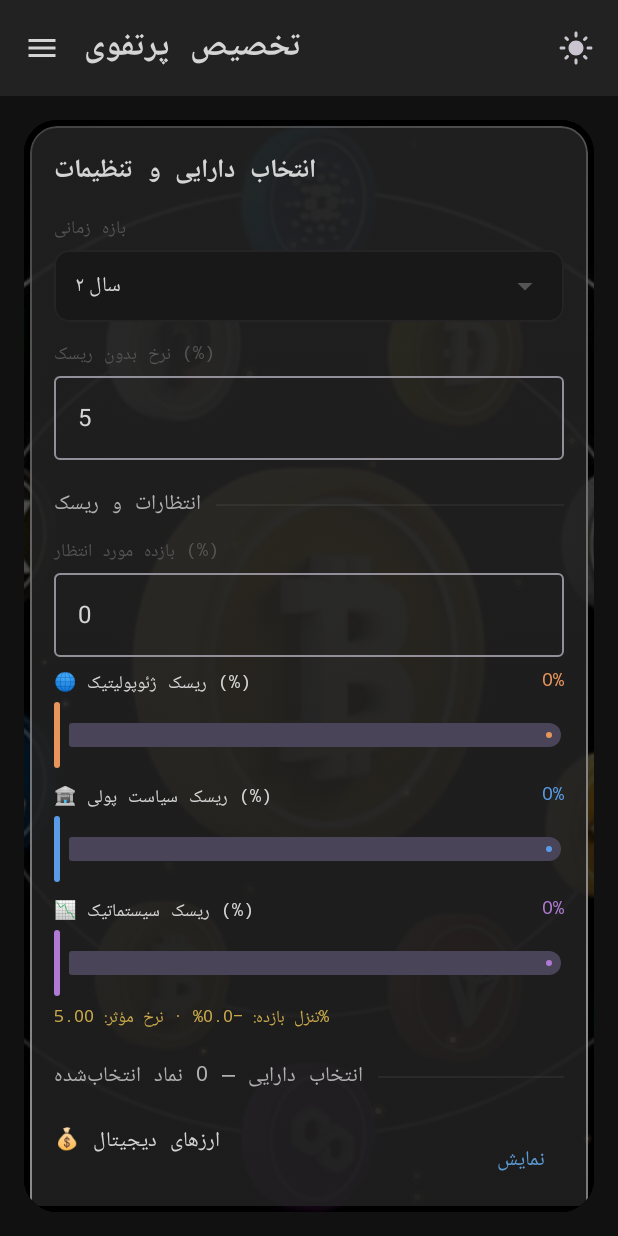
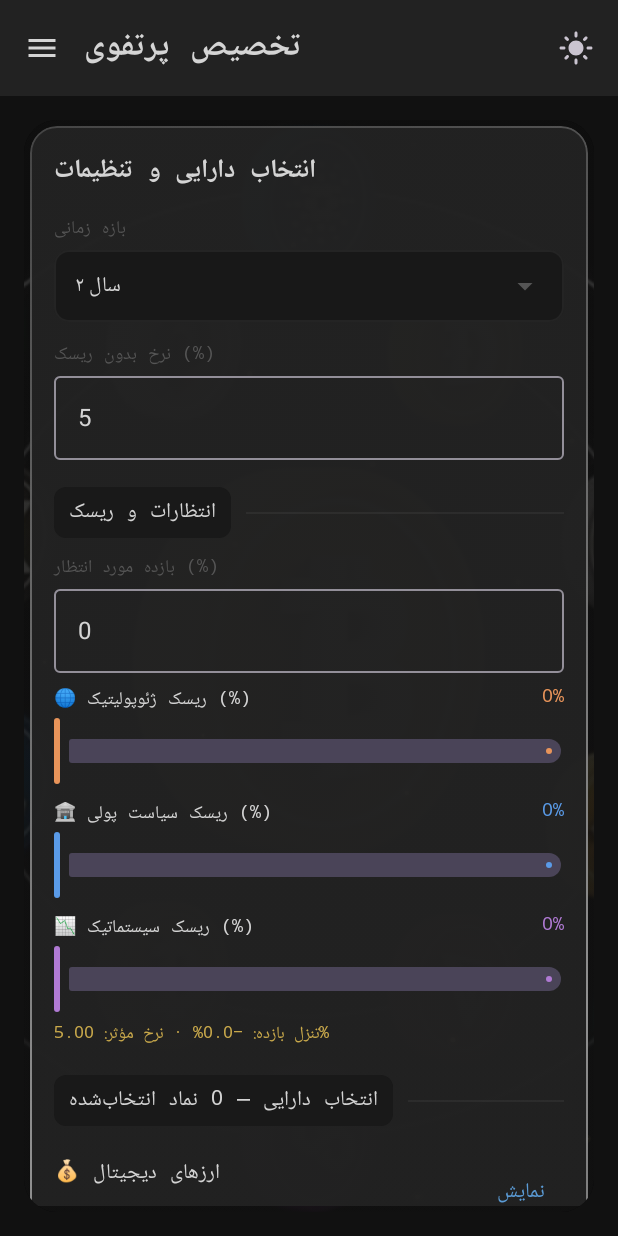
Before and after one commit to mohammadmarghzari/azmayeshi, an Android app built with Jetpack Compose: the screen it shows after launch (MainActivity), on a phone screen of 412 x 824 dp. Run offline under Robolectric (Android 15) with nearby library versions, the phone set to English and light mode, and no system bars; our stand-ins replace Compose Multiplatform resources.

Commit message:
Fix legibility: tint the animated backdrop scrim to the theme background
The busy artwork was washing out muted captions, section titles and outlined
text fields that were designed for solid colors.bg. The scrim now blends from
colors.bg (not flat black) at much higher opacity, so the background reads as
a faint mood texture instead of a bright competing photo, and every existing
label regains the contrast it had before the artwork was added. Also gives
SectionHeader its own solid pill background and bumps Card opacity slightly
for extra insurance.

```diff
--- a/composeApp/src/commonMain/kotlin/ir/marghzari/portfolio360/ui/background/AnimatedBackground.kt
+++ b/composeApp/src/commonMain/kotlin/ir/marghzari/portfolio360/ui/background/AnimatedBackground.kt
@@ -21,6 +21,7 @@ import androidx.compose.ui.graphics.Brush
 import androidx.compose.ui.graphics.Color
 import androidx.compose.ui.graphics.graphicsLayer
 import androidx.compose.ui.layout.ContentScale
+import ir.marghzari.portfolio360.theme.LocalChartColors
 import kotlin.math.sin
 import kotlin.random.Random
 import org.jetbrains.compose.resources.DrawableResource
@@ -28,31 +29,35 @@ import org.jetbrains.compose.resources.painterResource
 
 private class Ember(val seedX: Float, val speed: Float, val size: Float, val phase: Float, val sway: Float)
 
-private val embers = List(24) {
+private val embers = List(18) {
     Ember(
         seedX = Random.nextFloat(),
         speed = 0.4f + Random.nextFloat() * 0.6f,
-        size = 1.3f + Random.nextFloat() * 2.4f,
+        size = 1.1f + Random.nextFloat() * 2.0f,
         phase = Random.nextFloat() * 6.28f,
         sway = 8f + Random.nextFloat() * 18f,
     )
 }
 
 /**
- * Reusable cinematic backdrop: a slow breathing/parallax image, a dark scrim + vignette so
- * foreground text always stays legible over busy artwork, and a soft drifting-ember particle
- * field. Every screen and the splash draw through this one composable so the whole app shares a
- * single motion language instead of each place reinventing it.
+ * Reusable cinematic backdrop: a slow breathing/parallax image kept behind a strong,
+ * theme-tinted scrim so it reads as a faint mood texture rather than competing with the
+ * foreground text — every existing screen was designed for solid [colors.bg], so the scrim is
+ * mixed from that same color at high opacity instead of flat black, which keeps every label,
+ * outlined field and muted caption exactly as legible as it was before the artwork was added.
+ * Every screen and the splash draw through this one composable so the whole app shares a single
+ * motion language instead of each place reinventing it.
  */
 @Composable
 fun AnimatedBackground(
     image: DrawableResource,
     modifier: Modifier = Modifier,
     intensity: Float = 1f,
-    scrimAlpha: Float = 0.74f,
+    scrimAlpha: Float = 0.90f,
     particles: Boolean = true,
     content: @Composable BoxScope.() -> Unit,
 ) {
+    val colors = LocalChartColors.current
     val transition = rememberInfiniteTransition(label = "bg-transition")
     val scale by transition.animateFloat(
         initialValue = 1.0f,
@@ -79,11 +84,12 @@ fun AnimatedBackground(
         label = "bg-time",
     )
 
-    Box(modifier = modifier.fillMaxSize().background(Color.Black)) {
+    Box(modifier = modifier.fillMaxSize().background(colors.bg)) {
         Image(
             painter = painterResource(image),
             contentDescription = null,
             contentScale = ContentScale.Crop,
+            alpha = 0.9f,
             modifier = Modifier.fillMaxSize().graphicsLayer {
                 scaleX = scale; scaleY = scale
                 translationX = driftX; translationY = driftY
@@ -93,41 +99,32 @@ fun AnimatedBackground(
             modifier = Modifier.fillMaxSize().background(
                 Brush.verticalGradient(
                     listOf(
-                        Color.Black.copy(alpha = scrimAlpha * 0.72f),
-                        Color.Black.copy(alpha = scrimAlpha * 0.90f),
-                        Color.Black.copy(alpha = scrimAlpha * 1.05f),
+                        colors.bg.copy(alpha = (scrimAlpha * 0.82f).coerceIn(0f, 1f)),
+                        colors.bg.copy(alpha = (scrimAlpha * 0.94f).coerceIn(0f, 1f)),
+                        colors.bg.copy(alpha = scrimAlpha.coerceIn(0f, 1f)),
                     ),
                 ),
             ),
         )
-        if (particles) {
         Canvas(modifier = Modifier.fillMaxSize()) {
             val vignette = Brush.radialGradient(
-                    colors = listOf(Color.Transparent, Color.Black.copy(alpha = 0.5f)),
+                colors = listOf(Color.Transparent, colors.bg.copy(alpha = 0.6f)),
                 center = Offset(size.width / 2f, size.height * 0.4f),
                 radius = size.maxDimension * 0.8f,
             )
             drawRect(vignette)
+            if (particles) {
                 embers.forEach { e ->
                     val t = (time * e.speed + e.phase / 6.28f) % 1f
                     val y = size.height * (1f - t)
                     val x = size.width * e.seedX + sin((t * 6.28f) + e.phase).toFloat() * e.sway
                     val twinkle = (sin(t * 6.28f * 2f + e.phase).toFloat() * 0.5f + 0.5f)
-                    val alpha = (0.10f + 0.28f * twinkle) * (1f - kotlin.math.abs(t - 0.5f) * 0.6f)
+                    val alpha = (0.08f + 0.18f * twinkle) * (1f - kotlin.math.abs(t - 0.5f) * 0.6f)
                     if (alpha > 0.01f) {
-                        drawCircle(color = Color(0xFFE8C87A), radius = e.size * 2.4f, center = Offset(x, y), alpha = (alpha * 0.3f).coerceIn(0f, 1f))
+                        drawCircle(color = Color(0xFFE8C87A), radius = e.size * 2.4f, center = Offset(x, y), alpha = (alpha * 0.25f).coerceIn(0f, 1f))
                         drawCircle(color = Color(0xFFF4E4B0), radius = e.size, center = Offset(x, y), alpha = alpha.coerceIn(0f, 1f))
                     }
                 }
-            }
-        } else {
-            Canvas(modifier = Modifier.fillMaxSize()) {
-                val vignette = Brush.radialGradient(
-                    colors = listOf(Color.Transparent, Color.Black.copy(alpha = 0.5f)),
-                    center = Offset(size.width / 2f, size.height * 0.4f),
-                    radius = size.maxDimension * 0.8f,
-                )
-                drawRect(vignette)
             }
         }
         content()
--- a/composeApp/src/commonMain/kotlin/ir/marghzari/portfolio360/ui/components/Components.kt
+++ b/composeApp/src/commonMain/kotlin/ir/marghzari/portfolio360/ui/components/Components.kt
@@ -54,7 +54,14 @@ fun SectionHeader(title: String, modifier: Modifier = Modifier) {
         verticalAlignment = Alignment.CenterVertically,
         horizontalArrangement = Arrangement.spacedBy(10.dp),
     ) {
-        Text(title, style = MaterialTheme.typography.titleSmall, color = colors.accent)
+        Text(
+            title,
+            style = MaterialTheme.typography.titleSmall,
+            color = colors.textPrimary,
+            modifier = Modifier
+                .background(colors.bg2.copy(alpha = 0.92f), RoundedCornerShape(8.dp))
+                .padding(horizontal = 10.dp, vertical = 5.dp),
+        )
         Box(
             modifier = Modifier.weight(1f).height(1.dp)
                 .background(colors.plotGrid),
@@ -71,7 +78,7 @@ fun Card(modifier: Modifier = Modifier, content: @Composable ColumnScope.() -> U
         modifier = modifier
             .shadow(elevation = 8.dp, shape = shape, ambientColor = Color.Black.copy(alpha = 0.25f), spotColor = Color.Black.copy(alpha = 0.35f))
             .background(
-                Brush.verticalGradient(listOf(colors.card.copy(alpha = 0.90f), colors.card.copy(alpha = 0.78f))),
+                Brush.verticalGradient(listOf(colors.card.copy(alpha = 0.97f), colors.card.copy(alpha = 0.92f))),
                 shape,
             )
             .border(
```
Lines whose indentation alone changed are shown as unchanged.
